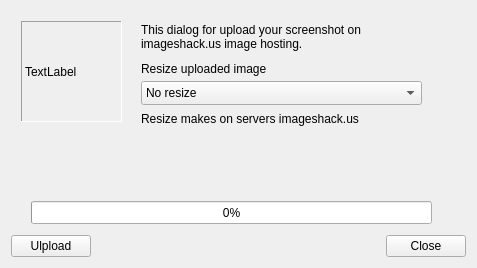
Old version of the form src/modules/uploader/uploaderdialog.ui in the repository lxqt/screengrab.
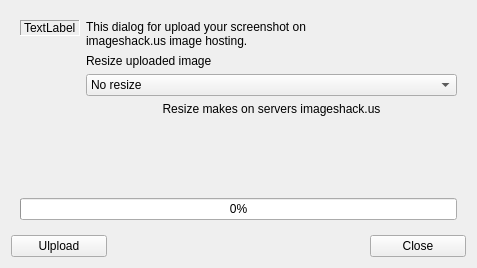
New version of the form. The open tabs and pages were chosen to show the change.

Commit message: Modified ui for uploader dialog (set layouts on upload page)

Patch:
```diff
--- a/src/modules/uploader/uploaderdialog.ui
+++ b/src/modules/uploader/uploaderdialog.ui
@@ -14,21 +14,94 @@
    <string>Upload screenshot</string>
   </property>
   <layout class="QVBoxLayout" name="verticalLayout_2">
+   <property name="sizeConstraint">
+    <enum>QLayout::SetMinimumSize</enum>
+   </property>
    <item>
     <widget class="QStackedWidget" name="stackedWidget">
      <property name="currentIndex">
       <number>0</number>
      </property>
      <widget class="QWidget" name="page">
+      <layout class="QVBoxLayout" name="verticalLayout_7">
+       <item>
+        <layout class="QHBoxLayout" name="horizontalLayout_6">
+         <item>
+          <layout class="QVBoxLayout" name="verticalLayout_6">
+           <item>
+            <layout class="QHBoxLayout" name="horizontalLayout_4">
+             <item>
+              <widget class="QLabel" name="shotLabel">
+               <property name="sizePolicy">
+                <sizepolicy hsizetype="Fixed" vsizetype="Fixed">
+                 <horstretch>0</horstretch>
+                 <verstretch>0</verstretch>
+                </sizepolicy>
+               </property>
+               <property name="frameShape">
+                <enum>QFrame::Panel</enum>
+               </property>
+               <property name="frameShadow">
+                <enum>QFrame::Sunken</enum>
+               </property>
+               <property name="text">
+                <string>TextLabel</string>
+               </property>
+              </widget>
+             </item>
+            </layout>
+           </item>
+           <item>
+            <spacer name="verticalSpacer_3">
+             <property name="orientation">
+              <enum>Qt::Vertical</enum>
+             </property>
+             <property name="sizeType">
+              <enum>QSizePolicy::Expanding</enum>
+             </property>
+             <property name="sizeHint" stdset="0">
+              <size>
+               <width>20</width>
+               <height>40</height>
+              </size>
+             </property>
+            </spacer>
+           </item>
+          </layout>
+         </item>
+         <item>
+          <layout class="QVBoxLayout" name="verticalLayout_5">
+           <item>
+            <widget class="QLabel" name="labDescription">
+             <property name="sizePolicy">
+              <sizepolicy hsizetype="Maximum" vsizetype="Fixed">
+               <horstretch>0</horstretch>
+               <verstretch>0</verstretch>
+              </sizepolicy>
+             </property>
+             <property name="text">
+              <string>This dialog for upload your screenshot on imageshack.us image hosting.</string>
+             </property>
+             <property name="wordWrap">
+              <bool>true</bool>
+             </property>
+            </widget>
+           </item>
+           <item>
+            <widget class="QLabel" name="labResize">
+             <property name="sizePolicy">
+              <sizepolicy hsizetype="Preferred" vsizetype="Fixed">
+               <horstretch>0</horstretch>
+               <verstretch>0</verstretch>
+              </sizepolicy>
+             </property>
+             <property name="text">
+              <string>Resize uploaded image</string>
+             </property>
+            </widget>
+           </item>
+           <item>
       <widget class="QComboBox" name="cbxResize">
-       <property name="geometry">
-        <rect>
-         <x>130</x>
-         <y>70</y>
-         <width>281</width>
-         <height>24</height>
-        </rect>
-       </property>
        <item>
         <property name="text">
          <string>No resize</string>
@@ -80,47 +153,57 @@
         </property>
        </item>
       </widget>
-      <widget class="QLabel" name="shotLabel">
-       <property name="geometry">
-        <rect>
-         <x>10</x>
-         <y>10</y>
-         <width>101</width>
-         <height>101</height>
-        </rect>
-       </property>
-       <property name="frameShape">
-        <enum>QFrame::Panel</enum>
-       </property>
-       <property name="frameShadow">
-        <enum>QFrame::Sunken</enum>
-       </property>
-       <property name="text">
-        <string>TextLabel</string>
-       </property>
-      </widget>
-      <widget class="QLabel" name="labResize">
-       <property name="geometry">
-        <rect>
-         <x>130</x>
-         <y>50</y>
-         <width>241</width>
-         <height>16</height>
-        </rect>
-       </property>
+           </item>
+           <item>
+            <widget class="QLabel" name="labResizeWarning">
+             <property name="sizePolicy">
+              <sizepolicy hsizetype="Preferred" vsizetype="Fixed">
+               <horstretch>0</horstretch>
+               <verstretch>0</verstretch>
+              </sizepolicy>
+             </property>
+             <property name="text">
+              <string>Resize makes on servers imageshack.us</string>
+             </property>
+             <property name="alignment">
+              <set>Qt::AlignCenter</set>
+             </property>
+             <property name="wordWrap">
+              <bool>false</bool>
+             </property>
+            </widget>
+           </item>
+           <item>
+            <spacer name="verticalSpacer_2">
+             <property name="orientation">
+              <enum>Qt::Vertical</enum>
+             </property>
+             <property name="sizeHint" stdset="0">
+              <size>
+               <width>20</width>
+               <height>40</height>
+              </size>
+             </property>
+            </spacer>
+           </item>
+          </layout>
+         </item>
+        </layout>
+       </item>
+       <item>
+        <layout class="QVBoxLayout" name="verticalLayout_4">
+         <item>
+          <widget class="QLabel" name="labStatus">
        <property name="text">
-        <string>Resize uploaded image</string>
-       </property>
-      </widget>
+            <string/>
+           </property>
+           <property name="alignment">
+            <set>Qt::AlignCenter</set>
+           </property>
+          </widget>
+         </item>
+         <item>
       <widget class="QProgressBar" name="progressBar">
-       <property name="geometry">
-        <rect>
-         <x>20</x>
-         <y>190</y>
-         <width>401</width>
-         <height>23</height>
-        </rect>
-       </property>
        <property name="value">
         <number>0</number>
        </property>
@@ -128,51 +211,10 @@
         <bool>true</bool>
        </property>
       </widget>
-      <widget class="QLabel" name="labDescription">
-       <property name="geometry">
-        <rect>
-         <x>130</x>
-         <y>10</y>
-         <width>301</width>
-         <height>31</height>
-        </rect>
-       </property>
-       <property name="text">
-        <string>This dialog for upload your screenshot on imageshack.us image hosting.</string>
-       </property>
-       <property name="wordWrap">
-        <bool>true</bool>
-       </property>
-      </widget>
-      <widget class="QLabel" name="labStatus">
-       <property name="geometry">
-        <rect>
-         <x>20</x>
-         <y>170</y>
-         <width>401</width>
-         <height>16</height>
-        </rect>
-       </property>
-       <property name="text">
-        <string/>
-       </property>
-       <property name="alignment">
-        <set>Qt::AlignCenter</set>
-       </property>
-      </widget>
-      <widget class="QLabel" name="labResizeWarning">
-       <property name="geometry">
-        <rect>
-         <x>130</x>
-         <y>100</y>
-         <width>291</width>
-         <height>16</height>
-        </rect>
-       </property>
-       <property name="text">
-        <string>Resize makes on servers imageshack.us</string>
-       </property>
-      </widget>
+         </item>
+        </layout>
+       </item>
+      </layout>
      </widget>
      <widget class="QWidget" name="page_2">
       <layout class="QVBoxLayout" name="verticalLayout_3">
@@ -297,11 +339,17 @@
      <item>
       <widget class="QPushButton" name="butUpload">
        <property name="sizePolicy">
-        <sizepolicy hsizetype="Preferred" vsizetype="Fixed">
+        <sizepolicy hsizetype="Minimum" vsizetype="Fixed">
          <horstretch>0</horstretch>
          <verstretch>0</verstretch>
         </sizepolicy>
        </property>
+       <property name="minimumSize">
+        <size>
+         <width>96</width>
+         <height>0</height>
+        </size>
+       </property>
        <property name="text">
         <string>Ulpload</string>
        </property>
@@ -323,11 +371,17 @@
      <item>
       <widget class="QPushButton" name="butClose">
        <property name="sizePolicy">
-        <sizepolicy hsizetype="Preferred" vsizetype="Fixed">
+        <sizepolicy hsizetype="Minimum" vsizetype="Fixed">
          <horstretch>0</horstretch>
          <verstretch>0</verstretch>
         </sizepolicy>
        </property>
+       <property name="minimumSize">
+        <size>
+         <width>96</width>
+         <height>0</height>
+        </size>
+       </property>
        <property name="text">
         <string>Close</string>
        </property>
```
Left out of the diff: 14 changed lines with no effect on the pictures. Lines whose indentation alone changed are shown as unchanged. The commit also changes 2 other files.
